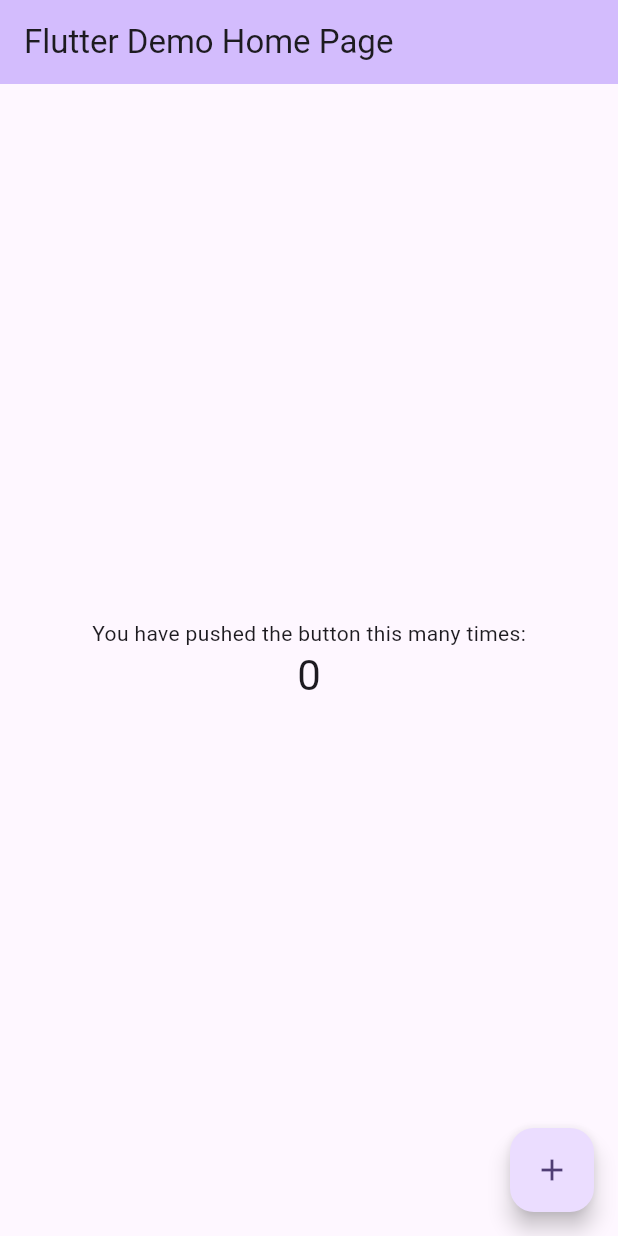
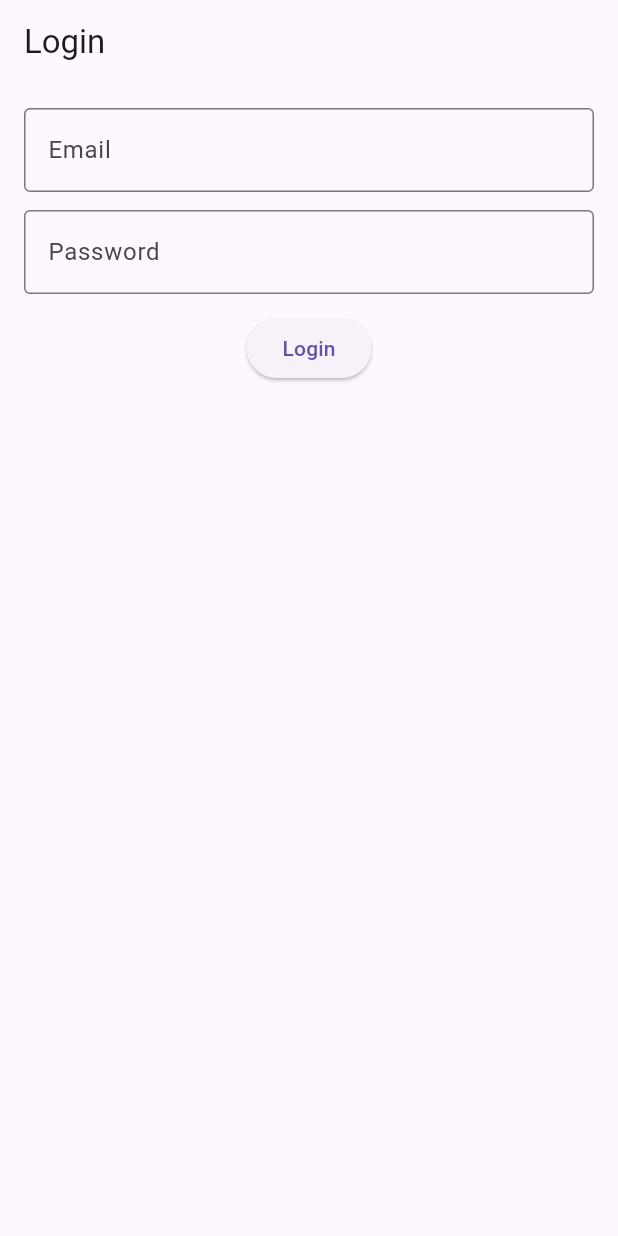
Before and after one commit to Nithin-47/queue_buster_store_partner, a Flutter app: the screen it shows after launch, on a phone screen of 412 x 824 dp. Run offline on Flutter 3.47's test engine with Material 3 defaults, Android fonts, the phone set to English and light mode, and no system bars; our stand-ins replace get_it, go_router, supabase_flutter; accounts and stored records are empty.

Commit message:
auth stuff done

```diff
--- /dev/null
+++ b/lib/constants/route_names.dart
@@ -0,0 +1,18 @@
+enum RouteNames {
+  authSignup,
+  authLogin,
+  home,
+}
+
+extension RouteNamesHelper on RouteNames {
+  String get path {
+    switch(this) {
+      case RouteNames.authSignup:
+        return "/auth/signup";
+      case RouteNames.authLogin:
+        return "/auth/login";
+        case RouteNames.home:
+          return "/home";
+    }
+  }
+}
--- a/lib/main.dart
+++ b/lib/main.dart
@@ -1,125 +1,27 @@
 import 'package:flutter/material.dart';
+import 'package:get_it/get_it.dart';
+import 'package:queue_buster_store_partner/service/auth_service.dart';
+import 'package:supabase_flutter/supabase_flutter.dart';
+import "package:queue_buster_store_partner/router.dart"
+    show goRouter;
 
-void main() {
-  runApp(const MyApp());
+Future<void> main() async {
+  WidgetsFlutterBinding.ensureInitialized();
+
+  await Supabase.initialize(
+      url: "https://iqkgaxhigqltsmxtkcsk.supabase.co",
+      anonKey: "eyJhbGciOiJIUzI1NiIsInR5cCI6IkpXVCJ9.eyJpc3MiOiJzdXBhYmFzZSIsInJlZiI6Imlxa2dheGhpZ3FsdHNteHRrY3NrIiwicm9sZSI6ImFub24iLCJpYXQiOjE3MDY1NTQ0OTYsImV4cCI6MjAyMjEzMDQ5Nn0.5oj8Ss2Oa8qXzzba_E2zo0b7TjAumij2ESL5eiq-tyo",
+  );
+
+  GetIt.I.registerSingleton<SupabaseClient>(Supabase.instance.client);
+  GetIt.I.registerSingleton(AuthService());
+
+  runApp(
+    MaterialApp.router(
+      theme: ThemeData(),
+      darkTheme: ThemeData.dark(),
+      themeMode: ThemeMode.system,
+      routerConfig: goRouter,
+    )
+  );
 }
-
-class MyApp extends StatelessWidget {
-  const MyApp({super.key});
-
-  // This widget is the root of your application.
-  @override
-  Widget build(BuildContext context) {
-    return MaterialApp(
-      title: 'Flutter Demo',
-      theme: ThemeData(
-        // This is the theme of your application.
-        //
-        // TRY THIS: Try running your application with "flutter run". You'll see
-        // the application has a purple toolbar. Then, without quitting the app,
-        // try changing the seedColor in the colorScheme below to Colors.green
-        // and then invoke "hot reload" (save your changes or press the "hot
-        // reload" button in a Flutter-supported IDE, or press "r" if you used
-        // the command line to start the app).
-        //
-        // Notice that the counter didn't reset back to zero; the application
-        // state is not lost during the reload. To reset the state, use hot
-        // restart instead.
-        //
-        // This works for code too, not just values: Most code changes can be
-        // tested with just a hot reload.
-        colorScheme: ColorScheme.fromSeed(seedColor: Colors.deepPurple),
-        useMaterial3: true,
-      ),
-      home: const MyHomePage(title: 'Flutter Demo Home Page'),
-    );
-  }
-}
-
-class MyHomePage extends StatefulWidget {
-  const MyHomePage({super.key, required this.title});
-
-  // This widget is the home page of your application. It is stateful, meaning
-  // that it has a State object (defined below) that contains fields that affect
-  // how it looks.
-
-  // This class is the configuration for the state. It holds the values (in this
-  // case the title) provided by the parent (in this case the App widget) and
-  // used by the build method of the State. Fields in a Widget subclass are
-  // always marked "final".
-
-  final String title;
-
-  @override
-  State<MyHomePage> createState() => _MyHomePageState();
-}
-
-class _MyHomePageState extends State<MyHomePage> {
-  int _counter = 0;
-
-  void _incrementCounter() {
-    setState(() {
-      // This call to setState tells the Flutter framework that something has
-      // changed in this State, which causes it to rerun the build method below
-      // so that the display can reflect the updated values. If we changed
-      // _counter without calling setState(), then the build method would not be
-      // called again, and so nothing would appear to happen.
-      _counter++;
-    });
-  }
-
-  @override
-  Widget build(BuildContext context) {
-    // This method is rerun every time setState is called, for instance as done
-    // by the _incrementCounter method above.
-    //
-    // The Flutter framework has been optimized to make rerunning build methods
-    // fast, so that you can just rebuild anything that needs updating rather
-    // than having to individually change instances of widgets.
-    return Scaffold(
-      appBar: AppBar(
-        // TRY THIS: Try changing the color here to a specific color (to
-        // Colors.amber, perhaps?) and trigger a hot reload to see the AppBar
-        // change color while the other colors stay the same.
-        backgroundColor: Theme.of(context).colorScheme.inversePrimary,
-        // Here we take the value from the MyHomePage object that was created by
-        // the App.build method, and use it to set our appbar title.
-        title: Text(widget.title),
-      ),
-      body: Center(
-        // Center is a layout widget. It takes a single child and positions it
-        // in the middle of the parent.
-        child: Column(
-          // Column is also a layout widget. It takes a list of children and
-          // arranges them vertically. By default, it sizes itself to fit its
-          // children horizontally, and tries to be as tall as its parent.
-          //
-          // Column has various properties to control how it sizes itself and
-          // how it positions its children. Here we use mainAxisAlignment to
-          // center the children vertically; the main axis here is the vertical
-          // axis because Columns are vertical (the cross axis would be
-          // horizontal).
-          //
-          // TRY THIS: Invoke "debug painting" (choose the "Toggle Debug Paint"
-          // action in the IDE, or press "p" in the console), to see the
-          // wireframe for each widget.
-          mainAxisAlignment: MainAxisAlignment.center,
-          children: <Widget>[
-            const Text(
-              'You have pushed the button this many times:',
-            ),
-            Text(
-              '$_counter',
-              style: Theme.of(context).textTheme.headlineMedium,
-            ),
-          ],
-        ),
-      ),
-      floatingActionButton: FloatingActionButton(
-        onPressed: _incrementCounter,
-        tooltip: 'Increment',
-        child: const Icon(Icons.add),
-      ), // This trailing comma makes auto-formatting nicer for build methods.
-    );
-  }
-}
--- /dev/null
+++ b/lib/pages/login.dart
@@ -0,0 +1,71 @@
+import 'package:flutter/material.dart';
+import 'package:get_it/get_it.dart';
+import 'package:queue_buster_store_partner/service/auth_service.dart';
+
+class LoginPage extends StatefulWidget {
+  const LoginPage({super.key});
+
+  @override
+  State<LoginPage> createState() => _LoginPageState();
+}
+
+class _LoginPageState extends State<LoginPage> {
+  final authService = GetIt.I<AuthService>();
+
+  final TextEditingController _emailController = TextEditingController();
+  final TextEditingController _passwordController = TextEditingController();
+
+  bool isLoading = false;
+
+  @override
+  void dispose() {
+    _emailController.dispose();
+    _passwordController.dispose();
+    super.dispose();
+  }
+
+  void handleLogin() {
+    authService.login(
+        email: _emailController.text,
+        password: _passwordController.text,
+        context: context
+    );
+  }
+
+  @override
+  Widget build(BuildContext context) {
+    return SafeArea(child: Scaffold(
+      appBar: AppBar(
+        title: const Text('Login'),
+      ),
+      body: Padding(
+        padding: const EdgeInsets.all(16.0),
+        child: Column(
+          children: [
+            TextField(
+                controller: _emailController,
+                decoration: const InputDecoration(
+                  border: OutlineInputBorder(),
+                  labelText: 'Email',
+                )),
+            const SizedBox(
+              height: 12,
+            ),
+            TextField(
+              controller: _passwordController,
+              obscureText: true,
+              decoration: const InputDecoration(
+                border: OutlineInputBorder(),
+                labelText: 'Password',
+              ),
+            ),
+            const SizedBox(
+              height: 12,
+            ),
+            ElevatedButton(onPressed: handleLogin, child: const Text('Login'))
+          ],
+        ),
+      ),
+    ));
+  }
+}
--- a/pubspec.yaml
+++ b/pubspec.yaml
@@ -35,6 +35,9 @@ dependencies:
   # The following adds the Cupertino Icons font to your application.
   # Use with the CupertinoIcons class for iOS style icons.
   cupertino_icons: ^1.0.2
+  supabase_flutter: ^2.3.4
+  get_it: ^7.6.7
+  go_router: ^13.2.0
 
 dev_dependencies:
   flutter_test:
```
Also changed, not shown: lib/pages/signup.dart (added, +82 -0 lines), lib/router.dart (added, +28 -0 lines), lib/service/auth_service.dart (added, +120 -0 lines), lib/widgets/check_session.dart (added, +32 -0 lines), pubspec.lock, 5 other files.
